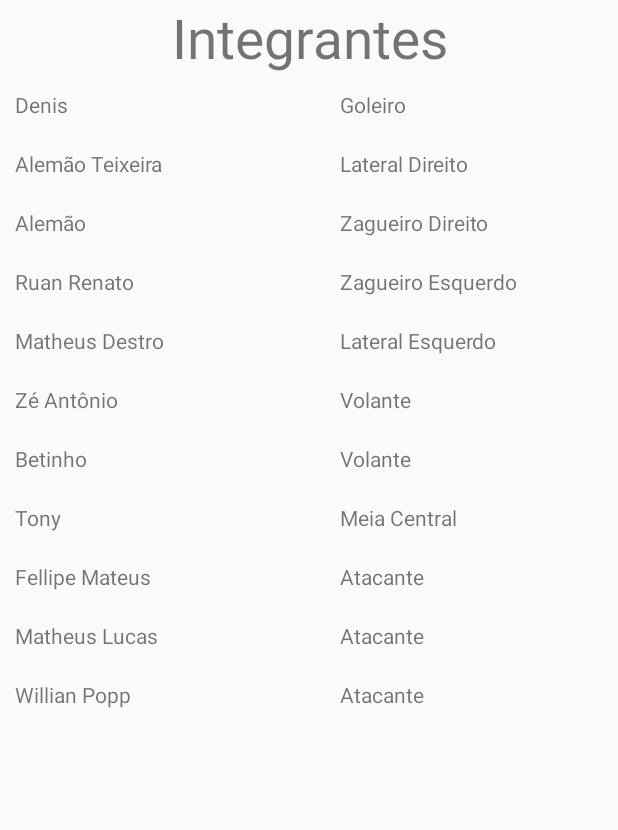
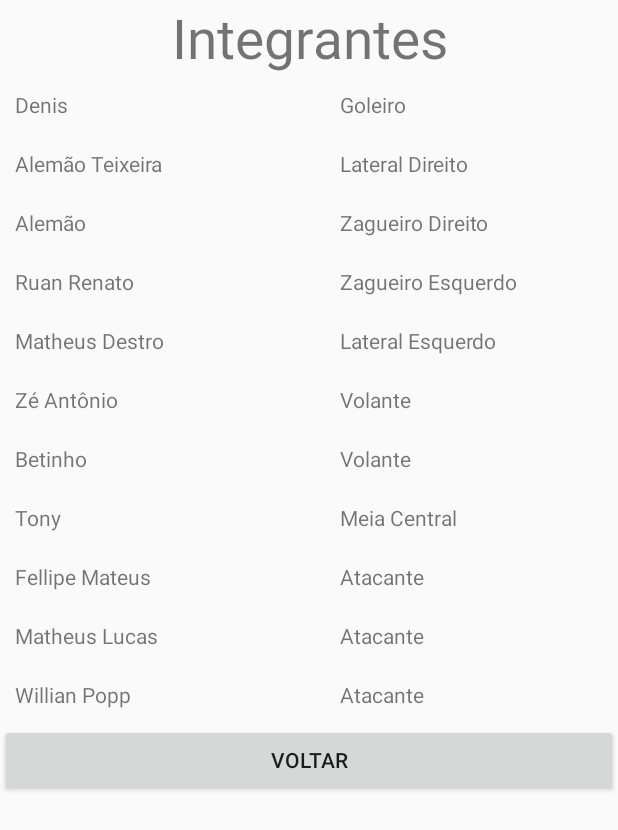
Before and after one commit to vitorgmorigi/AppTorcedorAlvinegro, an Android app: the TelaIntegrantes screen opened directly, with no data from a screen before it, on a phone screen of 412 x 824 dp. Shown: the top 830 px of the screen. Run offline under Robolectric (Android 15) with nearby library versions, the phone set to English and light mode, and no system bars.

Commit message:
Cria botão de voltar na TelaIntegrantes

```diff
--- a/app/src/main/java/com/example/apptorcedoralvinegro/TelaIntegrantes.java
+++ b/app/src/main/java/com/example/apptorcedoralvinegro/TelaIntegrantes.java
@@ -1,10 +1,8 @@
 package com.example.apptorcedoralvinegro;
 
+import android.content.Intent;
 import android.os.Bundle;
-import android.support.design.widget.FloatingActionButton;
-import android.support.design.widget.Snackbar;
 import android.support.v7.app.AppCompatActivity;
-import android.support.v7.widget.Toolbar;
 import android.view.View;
 
 public class TelaIntegrantes extends AppCompatActivity {
@@ -13,10 +11,9 @@ public class TelaIntegrantes extends AppCompatActivity {
     protected void onCreate(Bundle savedInstanceState) {
         super.onCreate(savedInstanceState);
         setContentView(R.layout.activity_tela_integrantes);
-
-
-
-
     }
-
+    public void voltaParaTelaInicial(View view){
+        Intent intent = new Intent(getApplicationContext(), MainActivity.class);
+        startActivity(intent);
+    }
 }
--- a/app/src/main/res/layout/activity_tela_integrantes.xml
+++ b/app/src/main/res/layout/activity_tela_integrantes.xml
@@ -255,5 +255,18 @@
                 android:text="Atacante" />
         </TableRow>
 
+        <TableRow
+            android:layout_width="match_parent"
+            android:layout_height="match_parent">
+
+            <Button
+                android:id="@+id/button11"
+                android:layout_width="wrap_content"
+                android:layout_height="wrap_content"
+                android:layout_weight="1"
+                android:onClick="voltaParaTelaInicial"
+                android:text="Voltar" />
+        </TableRow>
+
     </TableLayout>
 </LinearLayout>
```
